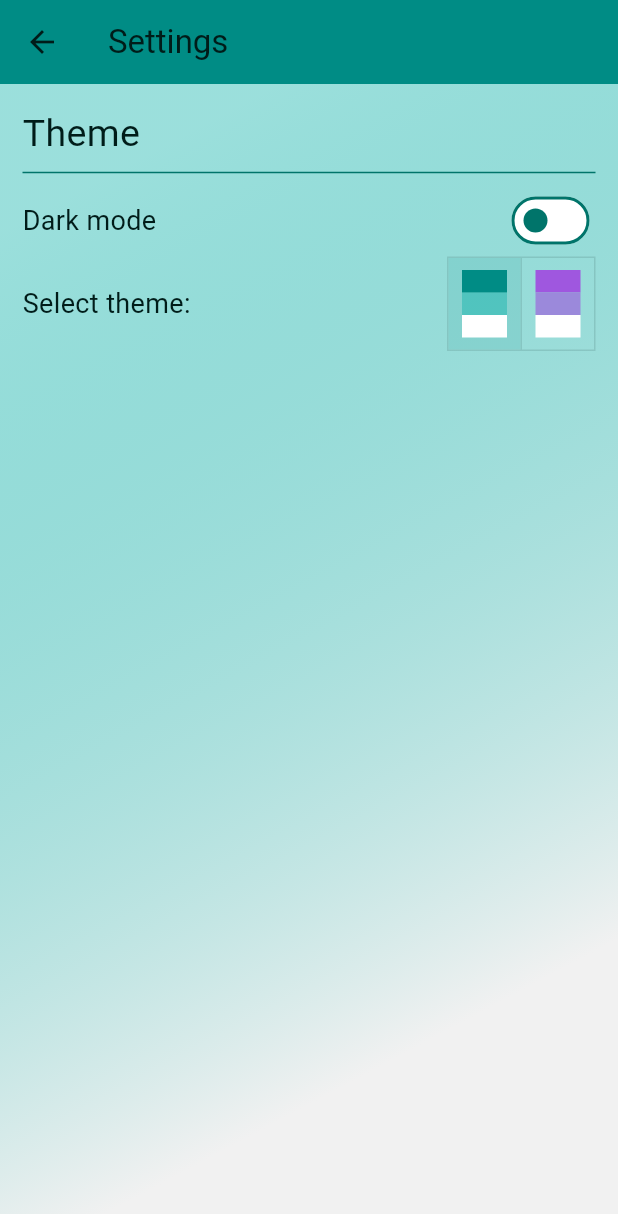
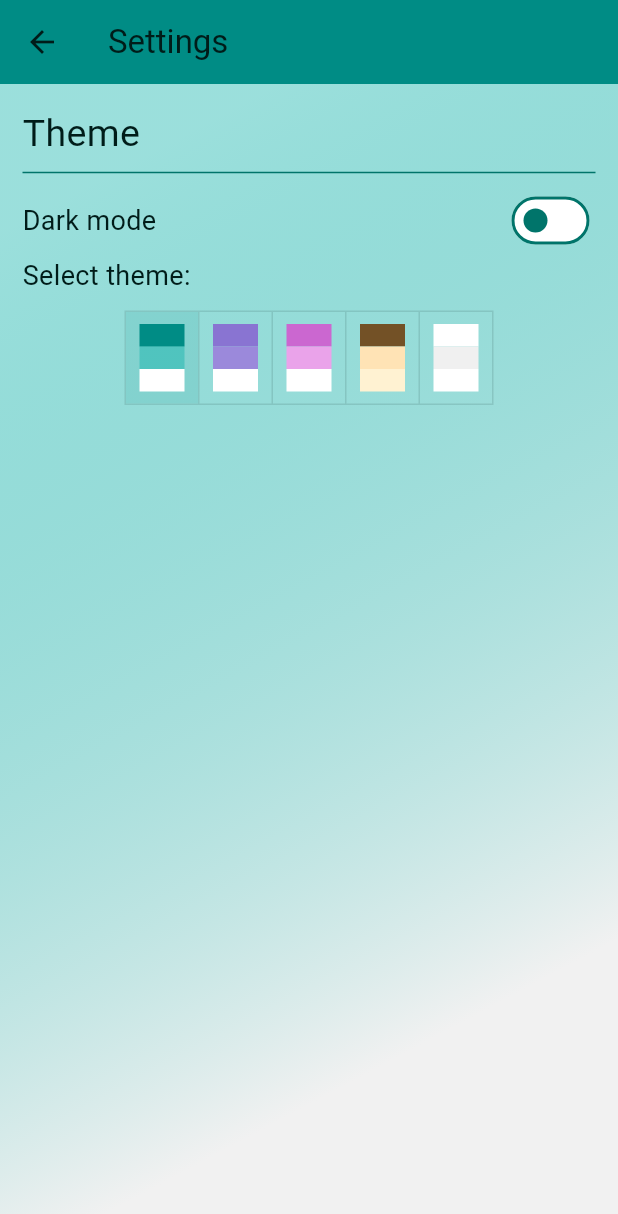
Before and after one commit to itsmosalah/nota, a Flutter app: the SettingsScreen screen opened directly, on a phone screen of 412 x 824 dp. Shown: the top 1214 px of the screen. Run offline on Flutter 3.47's test engine with Material 2 defaults, Android fonts, the phone set to English and light mode, and no system bars; our stand-ins replace flutter_bloc, flutter_colorpicker, sqflite, theme_provider; missing offline and left inert: fading_edge_scrollview, flutter_quill; accounts and stored records are empty.

Commit message:
Add themes and improvements
- Add new themes options
- Add shadow to home app bar
- Fixed overflow for themes by making them scrollable

ref #16

```diff
--- a/nota/lib/features/notes/views/widgets/note_container.dart
+++ b/nota/lib/features/notes/views/widgets/note_container.dart
@@ -19,7 +19,8 @@ class NoteContainer extends StatelessWidget {
           boxShadow: const [
             BoxShadow(
               blurRadius: 10,
-              color: Colors.grey,
+              color: Colors.black54,
+              offset: Offset(0, 10),
             )
           ]),
       child: Ink(
--- a/nota/lib/features/settings/presentation/view/themes_toggle_buttons.dart
+++ b/nota/lib/features/settings/presentation/view/themes_toggle_buttons.dart
@@ -14,15 +14,21 @@ class ThemesToggleButtons extends StatelessWidget {
         .map((theme) => theme.id == ThemeSettings.getCurrentThemeID(context))
         .toList();
 
-    return Row(
-      mainAxisAlignment: MainAxisAlignment.spaceBetween,
+    return Column(
+      crossAxisAlignment: CrossAxisAlignment.start,
       children: [
-        const Text(
+        const Row(children: [
+          Text(
             'Select theme: ',
             style: TextStyle(fontSize: 18),
-        ),
-        StatefulBuilder(
-          builder: (context, setState) => ToggleButtons(
+          )
+        ]),
+        const SizedBox(height: 10),
+        Center(
+          child: StatefulBuilder(
+            builder: (context, setState) => SingleChildScrollView(
+              scrollDirection: Axis.horizontal,
+              child: ToggleButtons(
                 direction: Axis.horizontal,
                 isSelected: selectedThemes,
                 children: themeOptions
@@ -34,6 +40,8 @@ class ThemesToggleButtons extends StatelessWidget {
                     selectedThemes[i] = i == index;
                   }
                 }),
+              ),
+            ),
           ),
         ),
       ],
--- a/nota/lib/features/themes/themes_data.dart
+++ b/nota/lib/features/themes/themes_data.dart
@@ -1,7 +1,7 @@
 import 'package:flutter/material.dart';
 import 'package:theme_provider/theme_provider.dart';
 
-final themesData = [
+get themesData => [
       AppTheme(
         id: "dark_teal",
         description: "Dark Teal Theme",
@@ -12,13 +12,13 @@ final themesData = [
             brightness: Brightness.dark,
             primary: Color.fromARGB(255, 0, 100, 95),
             onPrimary: Color.fromARGB(255, 200, 255, 250),
-        secondary: Color.fromARGB(100, 0, 100, 95),
+            secondary: Color.fromARGB(255, 2, 59, 56),
             onSecondary: Color.fromARGB(255, 200, 255, 250),
             error: Colors.grey,
             onError: Colors.red,
-        background: Color.fromARGB(255, 71, 71, 71),
+            background: Color.fromARGB(255, 48, 48, 48),
             onBackground: Color.fromARGB(255, 200, 255, 250),
-        surface: Colors.black,
+            surface: Color.fromARGB(255, 15, 31, 26),
             onSurface: Color.fromARGB(255, 235, 255, 253),
           ),
         ),
@@ -52,7 +52,7 @@ final themesData = [
           primaryColor: Colors.blueAccent,
           colorScheme: const ColorScheme(
             brightness: Brightness.light,
-        primary: Color.fromARGB(255, 159, 87, 223),
+            primary: Color.fromARGB(255, 137, 116, 210),
             onPrimary: Color.fromARGB(255, 0, 0, 0),
             secondary: Color.fromARGB(255, 155, 137, 219),
             onSecondary: Color.fromARGB(255, 200, 255, 250),
@@ -73,7 +73,7 @@ final themesData = [
           primaryColor: Colors.blueAccent,
           colorScheme: const ColorScheme(
             brightness: Brightness.dark,
-        primary: Color.fromARGB(255, 126, 103, 208),
+            primary: Color.fromARGB(255, 94, 78, 148),
             onPrimary: Color.fromARGB(255, 0, 0, 0),
             secondary: Color.fromARGB(255, 58, 51, 82),
             onSecondary: Color.fromARGB(255, 251, 200, 255),
@@ -81,9 +81,135 @@ final themesData = [
             onError: Colors.red,
             background: Color.fromARGB(255, 71, 71, 71),
             onBackground: Color.fromARGB(255, 237, 200, 255),
-        surface: Colors.black,
+            surface: Color.fromARGB(255, 40, 28, 44),
             onSurface: Color.fromARGB(255, 254, 244, 255),
           ),
         ),
       ),
+      AppTheme(
+        id: "dark_pink",
+        description: "Dark Pink Theme",
+        data: ThemeData(
+          useMaterial3: true,
+          primaryColor: Colors.blueAccent,
+          colorScheme: const ColorScheme(
+            brightness: Brightness.dark,
+            primary: Color.fromARGB(255, 141, 72, 145),
+            onPrimary: Color.fromARGB(255, 0, 0, 0),
+            secondary: Color.fromARGB(255, 82, 51, 82),
+            onSecondary: Color.fromARGB(255, 251, 200, 255),
+            error: Colors.grey,
+            onError: Colors.red,
+            background: Color.fromARGB(255, 71, 71, 71),
+            onBackground: Color.fromARGB(255, 237, 200, 255),
+            surface: Color.fromARGB(255, 37, 27, 40),
+            onSurface: Color.fromARGB(255, 254, 244, 255),
+          ),
+        ),
+      ),
+      AppTheme(
+        id: "light_pink",
+        description: "Light Pink Theme",
+        data: ThemeData(
+          useMaterial3: true,
+          primaryColor: Colors.blueAccent,
+          colorScheme: const ColorScheme(
+            brightness: Brightness.light,
+            primary: Color.fromARGB(255, 203, 103, 208),
+            onPrimary: Color.fromARGB(255, 0, 0, 0),
+            secondary: Color.fromARGB(255, 234, 163, 234),
+            onSecondary: Color.fromARGB(255, 200, 255, 250),
+            error: Colors.grey,
+            onError: Colors.red,
+            background: Color.fromARGB(255, 241, 241, 241),
+            onBackground: Color.fromARGB(255, 85, 0, 128),
+            surface: Colors.white,
+            onSurface: Color.fromARGB(255, 25, 0, 38),
+          ),
+        ),
+      ),
+      AppTheme(
+        id: "light_coffee",
+        description: "Light Coffee",
+        data: ThemeData(
+          useMaterial3: true,
+          primaryColor: Colors.blueAccent,
+          colorScheme: const ColorScheme(
+            brightness: Brightness.light,
+            primary: Color.fromARGB(255, 115, 81, 38),
+            onPrimary: Color.fromARGB(255, 255, 255, 255),
+            secondary: Color.fromARGB(255, 255, 227, 181),
+            onSecondary: Color.fromARGB(255, 255, 255, 255),
+            error: Color.fromARGB(255, 0, 0, 0),
+            onError: Colors.red,
+            background: Color.fromARGB(255, 255, 250, 239),
+            onBackground: Color.fromARGB(255, 0, 0, 0),
+            surface: Color.fromARGB(255, 255, 242, 210),
+            onSurface: Color.fromARGB(255, 0, 0, 0),
+          ),
+        ),
+      ),
+      AppTheme(
+        id: "dark_coffee",
+        description: "Dark coffee",
+        data: ThemeData(
+          useMaterial3: true,
+          primaryColor: Colors.blueAccent,
+          colorScheme: const ColorScheme(
+            brightness: Brightness.dark,
+            primary: Color.fromARGB(255, 115, 81, 38),
+            onPrimary: Color.fromARGB(255, 255, 255, 255),
+            secondary: Color.fromARGB(255, 68, 58, 40),
+            onSecondary: Color.fromARGB(255, 255, 255, 255),
+            error: Color.fromARGB(255, 0, 0, 0),
+            onError: Colors.red,
+            background: Color.fromARGB(255, 29, 27, 24),
+            onBackground: Color.fromARGB(255, 255, 255, 255),
+            surface: Color.fromARGB(255, 36, 27, 21),
+            onSurface: Color.fromARGB(255, 255, 255, 255),
+          ),
+        ),
+      ),
+      AppTheme(
+        id: "dark_knight",
+        description: "Dark Knight",
+        data: ThemeData(
+          useMaterial3: true,
+          primaryColor: Colors.blueAccent,
+          colorScheme: const ColorScheme(
+            brightness: Brightness.dark,
+            primary: Color.fromARGB(255, 0, 0, 0),
+            onPrimary: Color.fromARGB(255, 255, 255, 255),
+            secondary: Color.fromARGB(255, 90, 90, 90),
+            onSecondary: Color.fromARGB(255, 255, 255, 255),
+            error: Color.fromARGB(255, 0, 0, 0),
+            onError: Colors.red,
+            background: Color.fromARGB(255, 35, 35, 35),
+            onBackground: Color.fromARGB(255, 255, 255, 255),
+            surface: Color.fromARGB(255, 56, 56, 56),
+            onSurface: Color.fromARGB(255, 255, 255, 255),
+          ),
+        ),
+      ),
+      AppTheme(
+        id: "light_knight",
+        description: "White Knight",
+        data: ThemeData(
+          useMaterial3: true,
+          primaryColor: Colors.blueAccent,
+          colorScheme: const ColorScheme(
+            brightness: Brightness.light,
+            primary: Color.fromARGB(255, 255, 255, 255),
+            onPrimary: Color.fromARGB(255, 0, 0, 0),
+            secondary: Color.fromARGB(255, 240, 240, 240),
+            onSecondary: Color.fromARGB(255, 0, 0, 0),
+            error: Color.fromARGB(255, 0, 0, 0),
+            onError: Colors.red,
+            background: Color.fromARGB(255, 193, 193, 193),
+            onBackground: Color.fromARGB(255, 0, 0, 0),
+            surface: Color.fromARGB(255, 255, 255, 255),
+            onSurface: Color.fromARGB(255, 0, 0, 0),
+          ),
+        ),
+      ),
     ];
```
Lines whose indentation alone changed are shown as unchanged.
